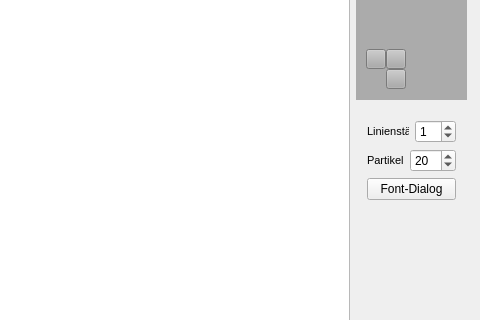
HTLWIENWEST-POS-HEIA/PaintIt, file PaintIt/mainwindow.ui: the form before one commit; both pictures show x 684 to 1164 and y 267 to 587 of the 1164 by 835 pixel window.
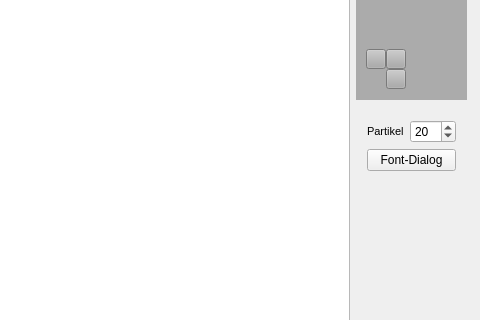
The form after the commit. Icons and pictures are not drawn.

Commit message: Linienstärke-Funktion entfernt

Diff of the .ui file:
```diff
--- a/PaintIt/mainwindow.ui
+++ b/PaintIt/mainwindow.ui
@@ -374,41 +374,6 @@
      </rect>
     </property>
     <layout class="QVBoxLayout" name="verticalLayout">
-     <item>
-      <layout class="QHBoxLayout" name="horizontalLayout">
-       <property name="sizeConstraint">
-        <enum>QLayout::SetDefaultConstraint</enum>
-       </property>
-       <item>
-        <widget class="QLabel" name="lbllineWidth">
-         <property name="font">
-          <font>
-           <pointsize>8</pointsize>
-          </font>
-         </property>
-         <property name="text">
-          <string>Linienstärke</string>
-         </property>
-        </widget>
-       </item>
-       <item>
-        <widget class="QSpinBox" name="spinBox_LineWidth">
-         <property name="sizePolicy">
-          <sizepolicy hsizetype="Fixed" vsizetype="Fixed">
-           <horstretch>0</horstretch>
-           <verstretch>0</verstretch>
-          </sizepolicy>
-         </property>
-         <property name="maximum">
-          <number>100</number>
-         </property>
-         <property name="value">
-          <number>1</number>
-         </property>
-        </widget>
-       </item>
-      </layout>
-     </item>
      <item>
       <layout class="QHBoxLayout" name="horizontalLayout_2">
        <item>
```
The commit also changes 5 other files.
